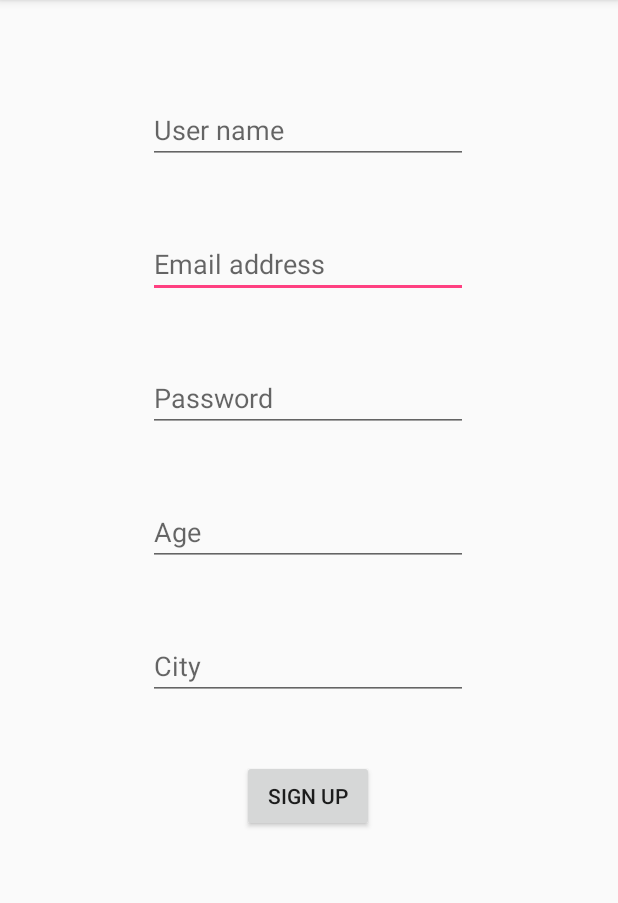
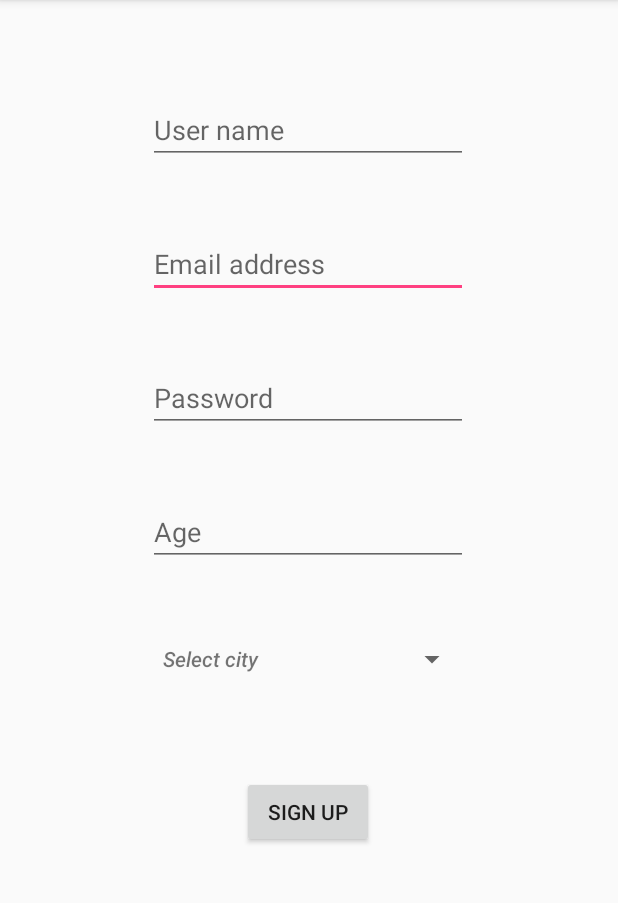
Before and after one commit to FoXPeeD/GamePlan, an Android app: the registerActivity screen opened directly, with no data from a screen before it, on a phone screen of 412 x 824 dp, the part 84-987 px from its top. Run offline under Robolectric (Android 15) with nearby library versions, the phone set to English and light mode, and no system bars; our stand-ins replace Firebase (no records; nobody signed in at launch, a user with empty details on screens opened directly).

Commit message:
city spinner

```diff
--- a/app/src/main/java/com/example/foxtz/gameplan/registerActivity.java
+++ b/app/src/main/java/com/example/foxtz/gameplan/registerActivity.java
@@ -1,13 +1,19 @@
 package com.example.foxtz.gameplan;
 
 import android.content.Intent;
+import android.graphics.Color;
 import android.support.annotation.NonNull;
 import android.support.v7.app.AppCompatActivity;
 import android.os.Bundle;
 import android.util.Log;
 import android.view.View;
+import android.view.ViewGroup;
+import android.widget.AdapterView;
+import android.widget.ArrayAdapter;
 import android.widget.Button;
 import android.widget.EditText;
+import android.widget.Spinner;
+import android.widget.TextView;
 import android.widget.Toast;
 
 import com.google.android.gms.tasks.OnCompleteListener;
@@ -17,6 +23,10 @@ import com.google.firebase.auth.FirebaseAuth;
 import com.google.firebase.auth.FirebaseUser;
 import com.google.firebase.database.DatabaseReference;
 import com.google.firebase.database.FirebaseDatabase;
+
+import java.util.ArrayList;
+import java.util.Arrays;
+import java.util.List;
 
 public class registerActivity extends AppCompatActivity {
     private FirebaseAuth mAuth;
@@ -33,7 +43,77 @@ public class registerActivity extends AppCompatActivity {
         final EditText email = findViewById(R.id.emailEditText);
         final EditText password = findViewById(R.id.passwordEditText);
         final EditText age = findViewById(R.id.ageEditText);
-        final EditText city = findViewById(R.id.cityEditText);
+        final Spinner citySpinner = findViewById(R.id.citySpinner);
+
+        // Initializing a String Array
+        String[] cities = new String[]{
+                "Select city",
+                "Haifa",
+                "Tel-Aviv",
+                "Jerusalem",
+                "Netanya",
+                "Beer-sheva",
+                "Eilat",
+                "Nahariya",
+                "Qiryat-shemona"
+        };
+
+        final List<String> citiesList = new ArrayList<>(Arrays.asList(cities));
+
+        // Initializing an ArrayAdapter
+        final ArrayAdapter<String> spinnerArrayAdapter = new ArrayAdapter<String>(
+                this, R.layout.spinner_item, citiesList){
+            @Override
+            public boolean isEnabled(int position){
+                if(position == 0)
+                {
+                    // Disable the first item from Spinner
+                    // First item will be use for hint
+                    return false;
+                }
+                else
+                {
+                    return true;
+                }
+            }
+            @Override
+            public View getDropDownView(int position, View convertView,
+                                        ViewGroup parent) {
+                View view = super.getDropDownView(position, convertView, parent);
+                TextView tv = (TextView) view;
+                if(position == 0){
+                    // Set the hint text color gray
+                    tv.setTextColor(Color.GRAY);
+                }
+                else {
+                    tv.setTextColor(Color.BLACK);
+                }
+                return view;
+            }
+        };
+        spinnerArrayAdapter.setDropDownViewResource(R.layout.spinner_item);
+        citySpinner.setAdapter(spinnerArrayAdapter);
+
+        citySpinner.setOnItemSelectedListener(new AdapterView.OnItemSelectedListener() {
+            @Override
+            public void onItemSelected(AdapterView<?> parent, View view, int position, long id) {
+                String selectedItemText = (String) parent.getItemAtPosition(position);
+                // If user change the default selection
+                // First item is disable and it is used for hint
+                if(position > 0){
+                    // Notify the selected item text
+                    Toast.makeText
+                            (getApplicationContext(), "Selected : " + selectedItemText, Toast.LENGTH_SHORT)
+                            .show();
+                }
+            }
+
+            @Override
+            public void onNothingSelected(AdapterView<?> parent) {
+
+            }
+        });
+
         mAuth = FirebaseAuth.getInstance();
 
         signUp.setOnClickListener(new View.OnClickListener() {
@@ -55,11 +135,11 @@ public class registerActivity extends AppCompatActivity {
                                     DatabaseReference myRef = database.getReference("users/"+user.getUid());
                                     myRef.child("user name").setValue(userName.getText().toString());
                                     myRef.child("age").setValue(age.getText().toString());
-                                    myRef.child("city").setValue(city.getText().toString());
+                                    myRef.child("city").setValue(citySpinner.getItemAtPosition(citySpinner.getSelectedItemPosition()).toString());
                                     //verify all text fields are not empty
                                     if (userName.getText().toString().matches("") ||
                                             age.getText().toString().matches("") ||
-                                            city.getText().toString().matches("")){
+                                            citySpinner.getItemAtPosition(citySpinner.getSelectedItemPosition()).toString().matches("Select city")){
                                         Toast.makeText(registerActivity.this, "Some of the fields are empty",
                                                 Toast.LENGTH_LONG).show();
                                         return;
--- a/app/src/main/res/layout/activity_register.xml
+++ b/app/src/main/res/layout/activity_register.xml
@@ -40,17 +40,6 @@
         app:layout_constraintTop_toBottomOf="@+id/passwordEditText" />
 
     <EditText
-        android:id="@+id/cityEditText"
-        android:layout_width="wrap_content"
-        android:layout_height="wrap_content"
-        android:layout_marginTop="44dp"
-        android:ems="10"
-        android:hint="City"
-        android:inputType="textPersonName"
-        app:layout_constraintStart_toStartOf="@+id/UserEditText"
-        app:layout_constraintTop_toBottomOf="@+id/ageEditText" />
-
-    <EditText
         android:id="@+id/UserEditText"
         android:layout_width="wrap_content"
         android:layout_height="wrap_content"
@@ -70,11 +59,19 @@
         android:layout_width="wrap_content"
         android:layout_height="wrap_content"
         android:layout_marginStart="60dp"
-        android:layout_marginTop="40dp"
+        android:layout_marginTop="56dp"
         android:text="Sign up"
         app:layout_constraintEnd_toEndOf="parent"
         app:layout_constraintHorizontal_bias="0.384"
         app:layout_constraintStart_toStartOf="parent"
-        app:layout_constraintTop_toBottomOf="@+id/cityEditText" />
+        app:layout_constraintTop_toBottomOf="@+id/citySpinner" />
+
+    <Spinner
+        android:id="@+id/citySpinner"
+        android:layout_width="213dp"
+        android:layout_height="44dp"
+        android:layout_marginTop="40dp"
+        app:layout_constraintStart_toStartOf="@+id/UserEditText"
+        app:layout_constraintTop_toBottomOf="@+id/ageEditText" />
 
 </android.support.constraint.ConstraintLayout>
--- /dev/null
+++ b/app/src/main/res/layout/spinner_item.xml
@@ -0,0 +1,9 @@
+<?xml version="1.0" encoding="utf-8"?>
+<TextView
+    xmlns:android="http://schemas.android.com/apk/res/android"
+    android:layout_width="match_parent"
+    android:layout_height="wrap_content"
+    android:padding="10dp"
+    android:textStyle="italic"
+    android:fontFamily="sans-serif-medium"
+    />
```
